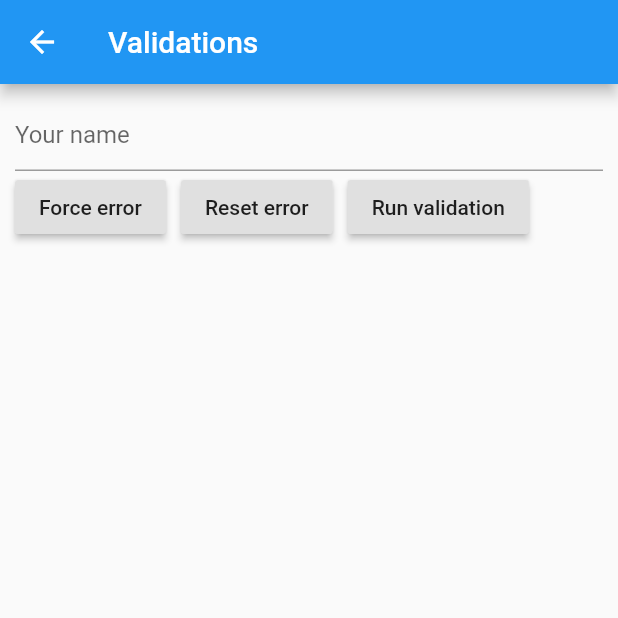
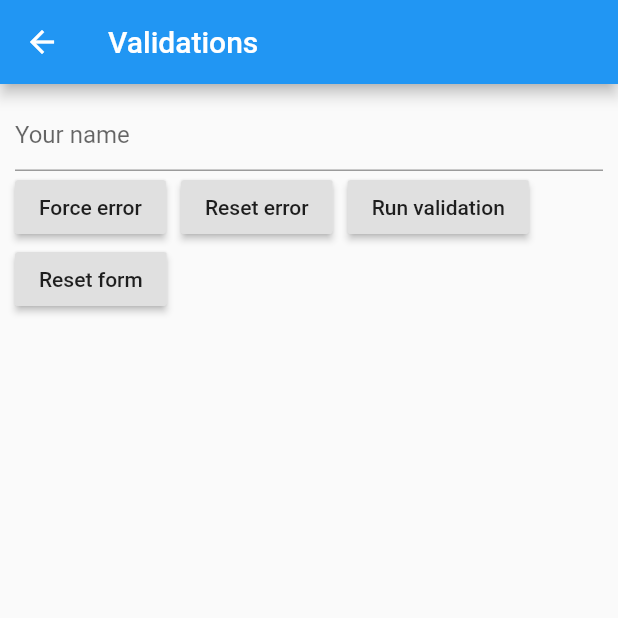
Before and after one commit to hjJunior/flutter-easy-form, a Flutter app: the UsingValidations screen opened by its route, on a phone screen of 412 x 824 dp, the top half of it. Run offline on Flutter 3.47's test engine with Material 2 defaults, Android fonts, the phone set to English and light mode, and no system bars; statements that could not run were skipped.

Commit message:
Reset validations when form is reseted

```diff
--- a/easy_form/example/lib/examples/validations.dart
+++ b/easy_form/example/lib/examples/validations.dart
@@ -66,6 +66,10 @@ class UsingValidationsFormContent extends StatelessWidget {
               },
               child: Text("Run validation"),
             ),
+            RaisedButton(
+              onPressed: easyForm.resetForm,
+              child: Text("Reset form"),
+            ),
           ],
         ),
       ],
--- a/easy_form/lib/src/easy_form.dart
+++ b/easy_form/lib/src/easy_form.dart
@@ -63,6 +63,7 @@ class EasyFormState extends State<EasyForm> {
   void resetForm() {
     _fields.forEach((key, _) {
       setFieldValue(key, initialValueFor(key));
+      field(key).onValidation(null);
     });
   }
 
```
